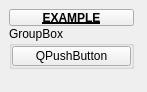
First picture: the form in uitk/ui/example.ui, repository m3trik/uitk, before the edit.
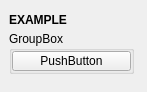
Second picture: the form after the edit. Custom widgets are drawn as their Qt base class.

What changed in the file:
```diff
--- a/uitk/ui/example.ui
+++ b/uitk/ui/example.ui
@@ -36,32 +36,28 @@
        <number>0</number>
       </property>
       <item>
-       <widget class="PushButtonDraggable" name="draggable_header">
+       <widget class="Draggable_header" name="draggable_header">
         <property name="minimumSize">
          <size>
-          <width>19</width>
-          <height>17</height>
+          <width>0</width>
+          <height>22</height>
          </size>
         </property>
         <property name="maximumSize">
          <size>
           <width>125</width>
-          <height>17</height>
+          <height>22</height>
          </size>
         </property>
         <property name="font">
          <font>
           <weight>75</weight>
           <bold>true</bold>
-          <underline>true</underline>
          </font>
         </property>
         <property name="text">
          <string>EXAMPLE</string>
         </property>
-        <property name="checkable">
-         <bool>true</bool>
-        </property>
        </widget>
       </item>
       <item>
@@ -115,7 +111,7 @@
             <enum>Qt::RightToLeft</enum>
            </property>
            <property name="text">
-            <string>QPushButton</string>
+            <string>PushButton</string>
            </property>
            <property name="autoDefault">
             <bool>false</bool>
@@ -154,9 +150,9 @@
  </widget>
  <customwidgets>
   <customwidget>
-   <class>PushButtonDraggable</class>
-   <extends>QPushButton</extends>
-   <header>widgets.pushbuttondraggable.h</header>
+   <class>Draggable_header</class>
+   <extends>QLabel</extends>
+   <header>draggable_header.h</header>
   </customwidget>
  </customwidgets>
  <resources/>
```
